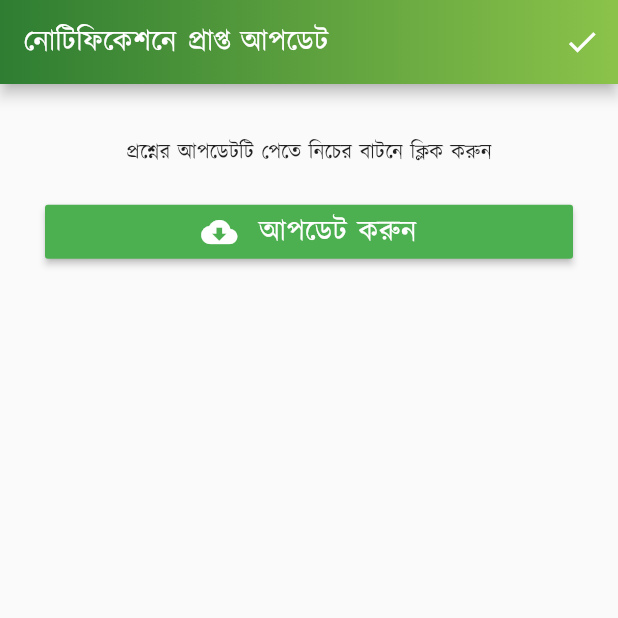
After one commit to Azimul-Haque/flutter-onesignal, a Flutter app: the UpdateQstnPage screen opened directly, on a phone screen of 412 x 824 dp, the top half of it. The commit adds this screen. Run offline on Flutter 3.47's test engine with Material 2 defaults, Android fonts, the phone set to English and light mode, and no system bars; our stand-ins replace fluttertoast, percent_indicator, shared_preferences, sqflite; missing offline and left inert: flutter_share, onesignal_flutter, slide_popup_dialog; accounts and stored records are empty.

Commit message:
ASD32432

```diff
--- a/lib/main.dart
+++ b/lib/main.dart
@@ -19,6 +19,7 @@ import 'package:project1/pages/exams.dart';
 import 'package:project1/pages/form.dart';
 import 'package:project1/pages/favorites.dart';
 import 'package:project1/pages/notification.dart';
+import 'package:project1/pages/updateqstns.dart';
 
 import 'package:project1/pages/settings.dart';
 import 'globals.dart';
@@ -552,7 +553,8 @@ class _HomePageState extends State<HomePage>
     OneSignal.shared.setInFocusDisplayType(OSNotificationDisplayType.notification);
     OneSignal.shared.setNotificationOpenedHandler((OSNotificationOpenedResult result) {
       if(result.notification.payload.additionalData.values.first == 'update') {
-        print("this is an update");
+        Route route = MaterialPageRoute(builder: (context) => UpdateQstnPage());
+        Navigator.push(context, route);
       } else {
         Route route = MaterialPageRoute(builder: (context) => NotificationPage([result.notification.payload.title, result.notification.payload.additionalData.values.first]));
         Navigator.push(context, route);
--- /dev/null
+++ b/lib/pages/updateqstns.dart
@@ -0,0 +1,57 @@
+import 'package:flutter/material.dart';
+import '../globals.dart';
+
+class UpdateQstnPage extends StatefulWidget {
+  @override
+  _UpdateQstnPageState createState() => _UpdateQstnPageState();
+}
+
+class _UpdateQstnPageState extends State<UpdateQstnPage> {
+  @override
+  Widget build(BuildContext context) {
+    return Scaffold(
+      appBar: AppBar(
+        title: Text("নোটিফিকেশনে প্রাপ্ত আপডেট"),
+        automaticallyImplyLeading: false,
+        actions: <Widget>[
+          IconButton(
+            icon: Icon(Icons.check),
+            onPressed: () async{
+              Navigator.pop(context);
+            },
+            tooltip: "ঠিক আছে",
+          ),
+        ],
+        flexibleSpace: appBarStyle(),
+      ),
+      body: ListView(children: <Widget>[
+        Column(
+          children: <Widget>[
+            SizedBox(height: 20),
+            Padding(
+              padding: EdgeInsets.only(top: 15, right: 15, bottom: 7.5, left: 15),
+              child: Text("প্রশ্নের আপডেটটি পেতে নিচের বাটনে ক্লিক করুন"),
+            ),
+            Padding(
+              padding: EdgeInsets.only(top: 10, right: 30, bottom: 10, left: 30),
+              child: RaisedButton(
+                child: Row(
+                  mainAxisAlignment: MainAxisAlignment.center,
+                  children: <Widget>[
+                    Icon(Icons.cloud_download, color: Colors.white,),
+                    SizedBox(width: 15),
+                    Text("আপডেট করুন", style: TextStyle(color: Colors.white, fontSize: 20),),
+                  ],
+                ),
+                color: Colors.green,
+                onPressed: () {
+
+                },
+              ),
+            ),
+          ],
+        ),
+      ],)
+    );
+  }
+}
```
